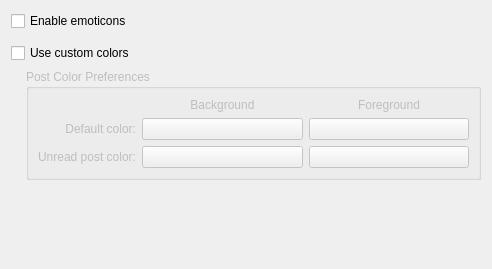
Above: choqok/config/appearance/appearanceconfig_base.ui from KDE/choqok before the change. Below: the same form after it.
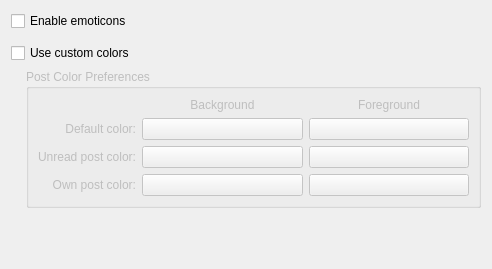
That is the form after the change. Custom widgets are drawn as their Qt base class.

Commit message: Patch from @pulmross : Removed underscores from urls New appearance option for own posts

```diff
--- a/choqok/config/appearance/appearanceconfig_base.ui
+++ b/choqok/config/appearance/appearanceconfig_base.ui
@@ -158,6 +158,36 @@
             </property>
            </widget>
           </item>
+          <item row="3" column="0">
+           <widget class="QLabel" name="label_3">
+            <property name="text">
+             <string>Own post color:</string>
+            </property>
+            <property name="alignment">
+             <set>Qt::AlignRight|Qt::AlignTrailing|Qt::AlignVCenter</set>
+            </property>
+           </widget>
+          </item>
+          <item row="3" column="1">
+           <widget class="KColorButton" name="kcfg_ownBackColor">
+            <property name="sizePolicy">
+             <sizepolicy hsizetype="MinimumExpanding" vsizetype="Fixed">
+              <horstretch>0</horstretch>
+              <verstretch>0</verstretch>
+             </sizepolicy>
+            </property>
+           </widget>
+          </item>
+          <item row="3" column="2">
+           <widget class="KColorButton" name="kcfg_ownForeColor">
+            <property name="sizePolicy">
+             <sizepolicy hsizetype="MinimumExpanding" vsizetype="Fixed">
+              <horstretch>0</horstretch>
+              <verstretch>0</verstretch>
+             </sizepolicy>
+            </property>
+           </widget>
+          </item>
          </layout>
         </item>
        </layout>
```
Left out of the diff: 2 changed lines with no effect on the pictures. The commit also changes 4 other files.
